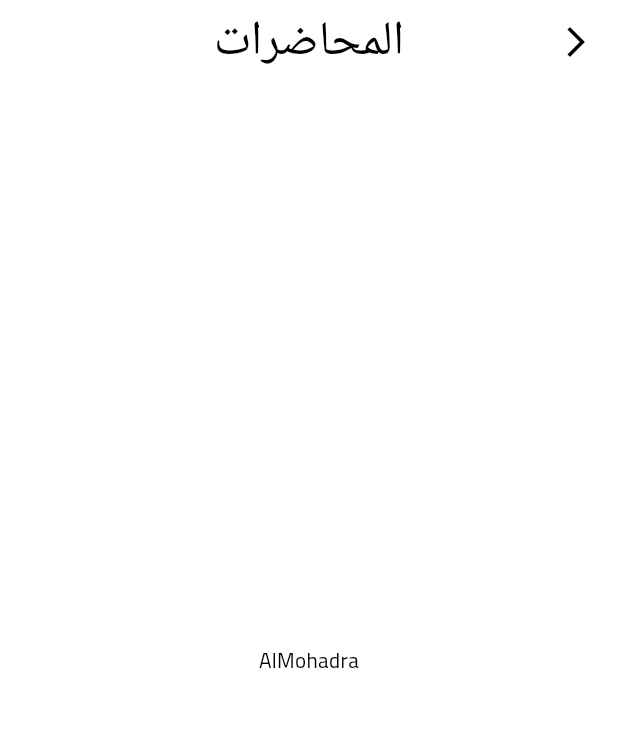
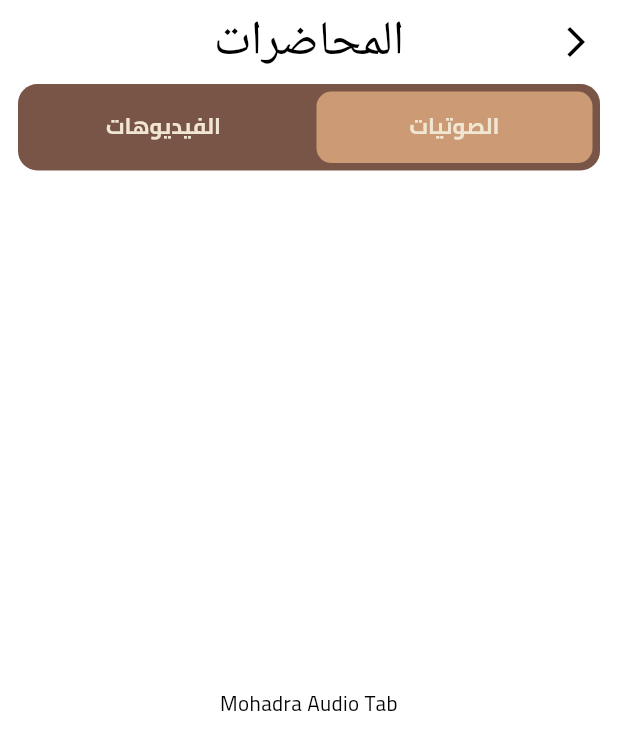
Before and after one commit to lbarsidati22/al_minhaj, a Flutter app: the HomeView screen opened directly, after a tap on "المحاضرات", on a phone screen of 412 x 824 dp. Shown: the top 750 px of the screen. Run offline on Flutter 3.47's test engine with Material 3 defaults, Android fonts, the light colour scheme and no system bars; our stand-ins replace dio, flutter_bloc, iconsax, iconsax_plus, just_audio, shared_preferences; missing offline and left inert: quran; accounts and stored records are empty; Roboto replaces fonts that are missing (AlNile).

Commit message:
add mahdra tabs

```diff
--- a/lib/features/al_mohadra/presentation/pages/al_mohadra_page.dart
+++ b/lib/features/al_mohadra/presentation/pages/al_mohadra_page.dart
@@ -1,4 +1,7 @@
 import 'package:al_minhaj/core/widgets/build_app_bar.dart';
+import 'package:al_minhaj/features/al_mohadra/presentation/widgets/mahdra_audio_tab.dart';
+import 'package:al_minhaj/features/al_mohadra/presentation/widgets/mahdra_video_tab.dart';
+import 'package:al_minhaj/features/drawer/widgets/custom_tap_bar.dart';
 import 'package:al_minhaj/generated/l10n.dart';
 import 'package:flutter/material.dart';
 
@@ -12,7 +15,28 @@ class AlMohadraPage extends StatelessWidget {
         title: S.of(context).lectures,
         context: context,
       ),
-      body: Center(child: Text('AlMohadra')),
+      body: Padding(
+        padding: EdgeInsets.symmetric(horizontal: 12),
+        child: DefaultTabController(
+          length: 2,
+          child: Column(
+            children: [
+              CustomTapBar(
+                tab1Name: 'الصوتيات',
+                tab2Name: 'الفيديوهات',
+              ),
+              Expanded(
+                child: TabBarView(
+                  children: [
+                    MahdraAudioTab(),
+                    MahdraVideoTab(),
+                  ],
+                ),
+              ),
+            ],
+          ),
+        ),
+      ),
     );
   }
 }
--- /dev/null
+++ b/lib/features/al_mohadra/presentation/widgets/mahdra_audio_tab.dart
@@ -0,0 +1,10 @@
+import 'package:flutter/material.dart';
+
+class MahdraAudioTab extends StatelessWidget {
+  const MahdraAudioTab({super.key});
+
+  @override
+  Widget build(BuildContext context) {
+    return Center(child: Text('Mohadra Audio Tab'));
+  }
+}
--- /dev/null
+++ b/lib/features/al_mohadra/presentation/widgets/mahdra_video_tab.dart
@@ -0,0 +1,10 @@
+import 'package:flutter/material.dart';
+
+class MahdraVideoTab extends StatelessWidget {
+  const MahdraVideoTab({super.key});
+
+  @override
+  Widget build(BuildContext context) {
+    return Center(child: Text('Mohadra Video Tab'));
+  }
+}
--- a/lib/features/drawer/pages/custom_drawer.dart
+++ b/lib/features/drawer/pages/custom_drawer.dart
@@ -3,6 +3,7 @@ import 'package:al_minhaj/features/drawer/widgets/custom_card.dart';
 import 'package:al_minhaj/features/drawer/widgets/custom_tap_bar.dart';
 import 'package:al_minhaj/features/drawer/widgets/favorite_tab.dart';
 import 'package:al_minhaj/features/drawer/widgets/settings_tab.dart';
+import 'package:al_minhaj/generated/l10n.dart';
 import 'package:flutter/material.dart';
 
 class CustomDrawer extends StatelessWidget {
@@ -32,7 +33,14 @@ class CustomDrawer extends StatelessWidget {
                   length: 2,
                   child: Column(
                     children: [
-                      CustomTapBar(),
+                      CustomTapBar(
+                        tab1Name: S
+                            .of(context)
+                            .settings,
+                        tab2Name: S
+                            .of(context)
+                            .favorite,
+                      ),
                       Expanded(
                         child: TabBarView(
                           children: [
--- a/lib/features/drawer/widgets/custom_tap_bar.dart
+++ b/lib/features/drawer/widgets/custom_tap_bar.dart
@@ -1,10 +1,15 @@
 import 'package:al_minhaj/core/utils/theme/app_font_styles.dart';
 import 'package:al_minhaj/core/widgets/sized_box.dart';
-import 'package:al_minhaj/generated/l10n.dart';
 import 'package:flutter/material.dart';
 
 class CustomTapBar extends StatelessWidget {
-  const CustomTapBar({super.key});
+  final String tab1Name;
+  final String tab2Name;
+  const CustomTapBar({
+    super.key,
+    required this.tab1Name,
+    required this.tab2Name,
+  });
 
   @override
   Widget build(BuildContext context) {
@@ -12,16 +17,19 @@ class CustomTapBar extends StatelessWidget {
       height: 7.heightPercent(context),
       child: Container(
         decoration: BoxDecoration(
-          color: Theme.of(context).colorScheme.primary,
+          color: Theme.of(
+            context,
+          ).colorScheme.primary,
           borderRadius: BorderRadius.circular(13),
         ),
         child: TabBar(
           indicatorSize: TabBarIndicatorSize.tab,
           dividerHeight: 0,
-          indicatorPadding: const EdgeInsets.symmetric(
-            horizontal: 5,
-            vertical: 5,
-          ),
+          indicatorPadding:
+              const EdgeInsets.symmetric(
+                horizontal: 5,
+                vertical: 5,
+              ),
           indicator: BoxDecoration(
             borderRadius: BorderRadius.circular(10),
             color: Theme.of(
@@ -35,7 +43,7 @@ class CustomTapBar extends StatelessWidget {
 
           tabs: [
             Text(
-              S.of(context).settings,
+              tab1Name,
               style:
                   AppFontStyles.styleSemiBold16(
                     context,
@@ -46,7 +54,7 @@ class CustomTapBar extends StatelessWidget {
                   ),
             ),
             Text(
-              S.of(context).favorite,
+              tab2Name,
               style:
                   AppFontStyles.styleSemiBold16(
                     context,
--- a/lib/features/home/presentation/widgets/grid_view_item.dart
+++ b/lib/features/home/presentation/widgets/grid_view_item.dart
@@ -26,7 +26,7 @@ class GridViewItem extends StatelessWidget {
         'nav': TesbihScreen.routeName,
       },
       {
-        'icon': 'assets/images/lectures_2.png',
+        'icon': 'assets/images/lectures.png',
         'label': S.of(context).lectures,
         'nav': AlMohadraPage.routeName,
       },
--- a/lib/navigation_key.dart
+++ b/lib/navigation_key.dart
@@ -3,3 +3,8 @@ import 'package:flutter/material.dart';
 
 final GlobalKey<NavigatorState> navigatorKey =
     GlobalKey<NavigatorState>();
+
+class AssetsImage {
+  static const String lecture =
+      'assets/images/lectures_2.png';
+}
```
Also changed, not shown: assets/images/lectures.png, assets/images/lectures_2.png (deleted).
